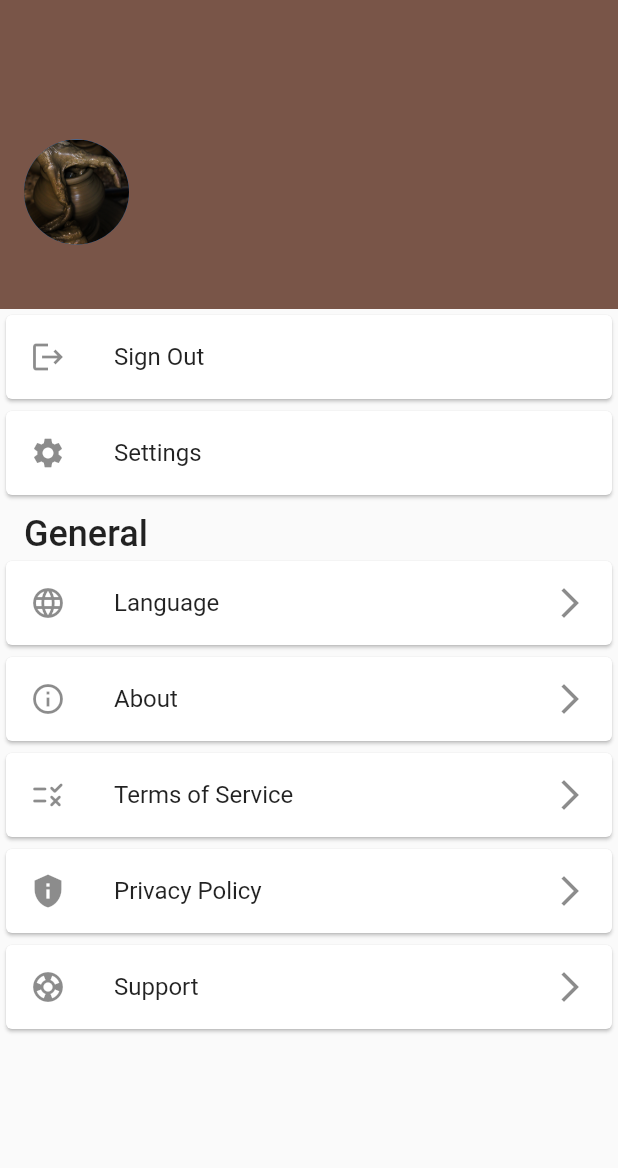
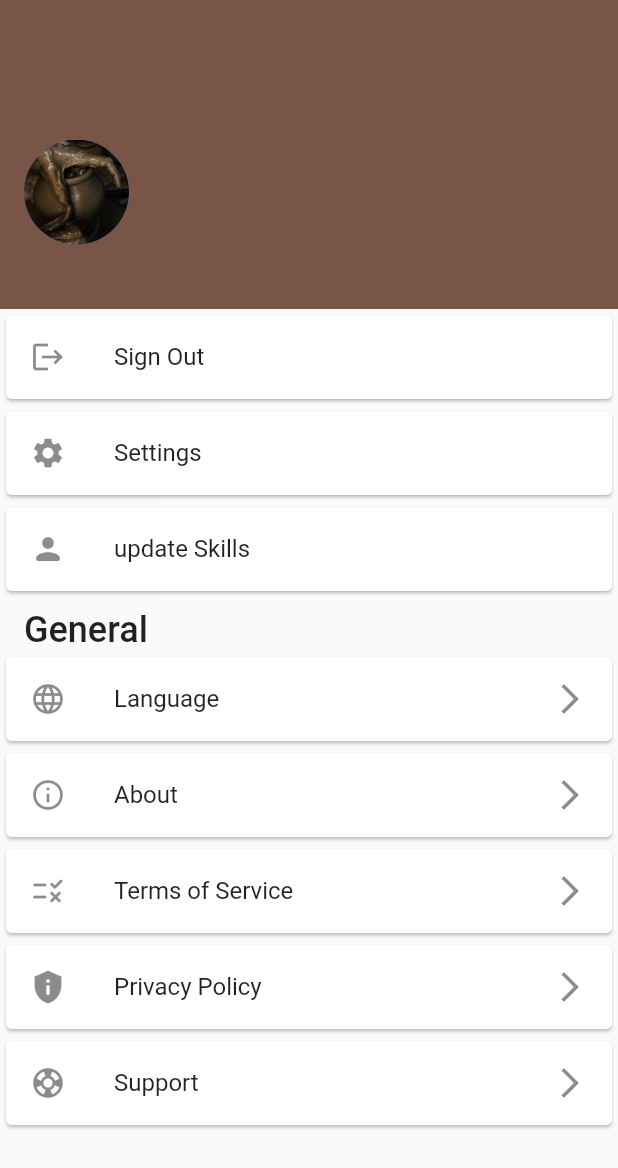
Before and after one commit to telloNii/project_skill_hunter, a Flutter app: the ProfileScreen widget shown alone on an empty page, opened directly, on a phone screen of 412 x 824 dp. Shown: the top 1168 px of the screen. Run offline on Flutter 3.47's test engine with Material 2 defaults, Android fonts, the phone set to English and light mode, and no system bars; our stand-ins replace cloud_firestore, firebase_auth, firebase_core; accounts and stored records are empty.

Commit message:
modified code

```diff
--- a/lib/screens/profileScreenRoutes/profile_screen.dart
+++ b/lib/screens/profileScreenRoutes/profile_screen.dart
@@ -1,8 +1,6 @@
-import 'dart:ffi';
-
-import 'package:cloud_firestore/cloud_firestore.dart';
 import 'package:firebase_auth/firebase_auth.dart';
 import 'package:flutter/material.dart';
+import 'package:project_skill_hunter/screens/authentication/onboarding_screen_wizzard_skills.dart';
 import 'package:project_skill_hunter/screens/profileScreenRoutes/settings_screen.dart';
 import 'package:project_skill_hunter/screens/splash_screen.dart';
 
@@ -14,20 +12,8 @@ class ProfileScreen extends StatefulWidget {
 class _ProfileScreenState extends State<ProfileScreen> {
   final FirebaseAuth _firebaseAuth = FirebaseAuth.instance;
 
-  var userName;
-
-  void User() async {
-    var document = await FirebaseFirestore.instance
-        .collection('users')
-        .doc(_firebaseAuth.currentUser!.uid.toString())
-        .get();
-    userName = await document.get("fullName");
-    _firebaseAuth.currentUser!.updateDisplayName(userName);
-  }
-
   @override
   void initState() {
-    User();
     super.initState();
   }
 
@@ -101,6 +87,16 @@ class _ProfileScreenState extends State<ProfileScreen> {
                           title: Text("Settings"),
                         ),
                       ),
+                      Card(
+                        child: ListTile(
+                          onTap: () {
+                            Navigator.pushNamed(
+                                context, SkillsOnBoardWizard.id);
+                          },
+                          leading: Icon(Icons.person_rounded),
+                          title: Text("update Skills"),
+                        ),
+                      ),
                     ],
                   ),
                 ),
--- a/lib/screens/settings/update_profile_screen.dart
+++ b/lib/screens/settings/update_profile_screen.dart
@@ -1,5 +1,3 @@
-import 'dart:ffi';
-
 import 'package:cloud_firestore/cloud_firestore.dart';
 import 'package:firebase_auth/firebase_auth.dart';
 import 'package:flutter/material.dart';
```
Also changed, not shown: lib/screens/authentication/onboarding_screen_wizard.dart (+39 -60 lines).
